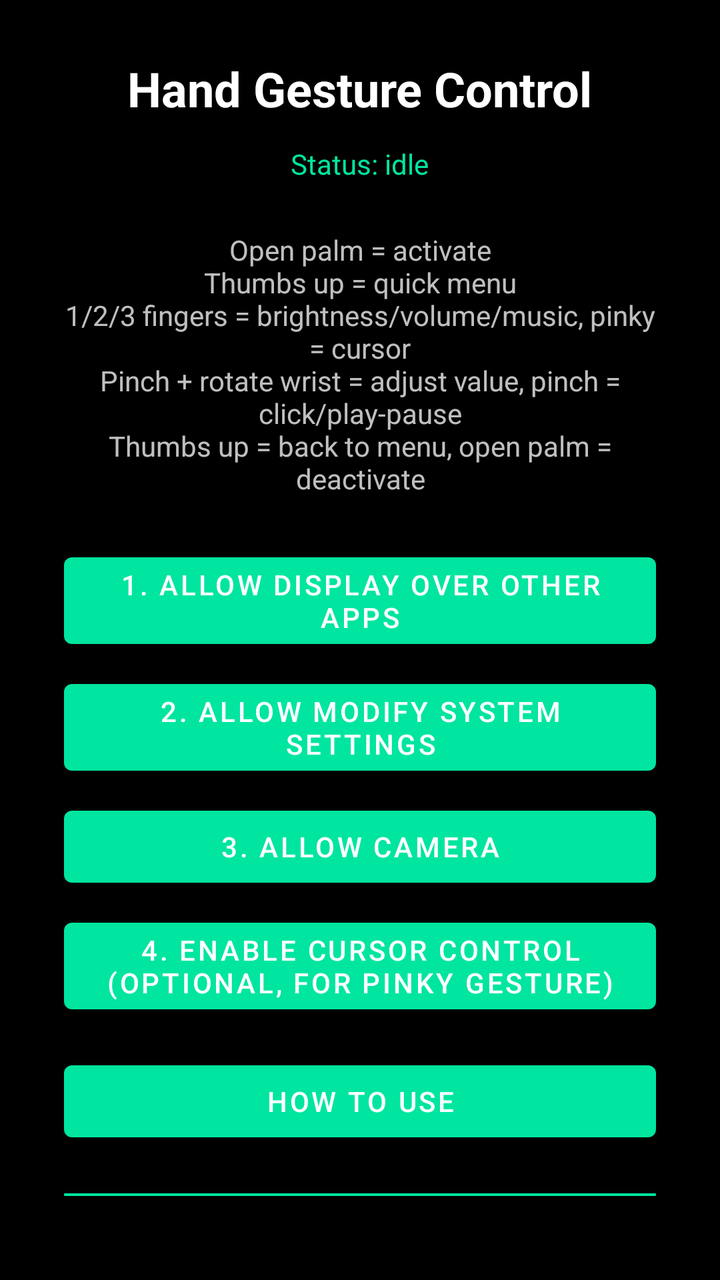
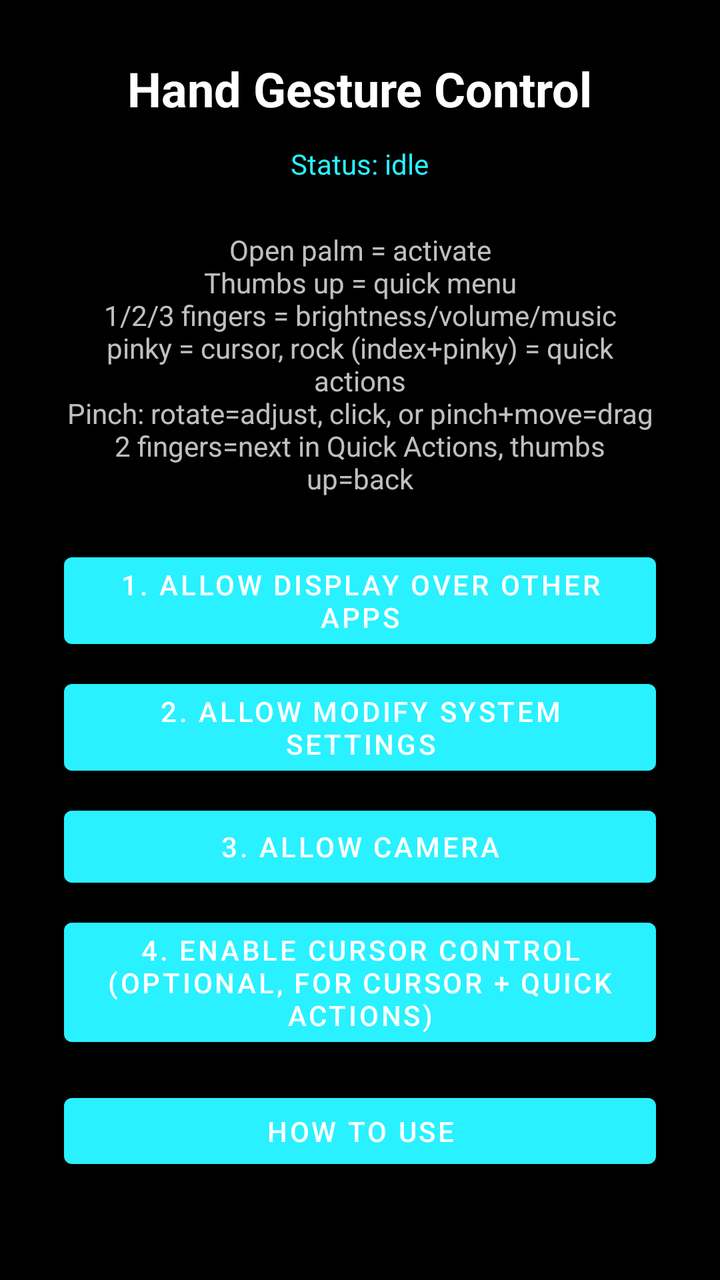

The first picture is an Android layout as it rendered before a commit; the second is the same layout after the commit. The layout source and the unified diff follow.
<!-- AndroidManifest.xml: application theme Theme.HandGesture -->
<!-- res/layout/activity_main.xml -->
<?xml version="1.0" encoding="utf-8"?>
<LinearLayout xmlns:android="http://schemas.android.com/apk/res/android"
    android:layout_width="match_parent"
    android:layout_height="match_parent"
    android:orientation="vertical"
    android:gravity="center"
    android:padding="32dp"
    android:background="@color/black">

    <TextView
        android:id="@+id/tvTitle"
        android:layout_width="wrap_content"
        android:layout_height="wrap_content"
        android:text="Hand Gesture Control"
        android:textColor="@color/white"
        android:textSize="24sp"
        android:textStyle="bold"
        android:layout_marginBottom="12dp" />

    <TextView
        android:id="@+id/tvStatus"
        android:layout_width="wrap_content"
        android:layout_height="wrap_content"
        android:text="Status: idle"
        android:textColor="@color/accent"
        android:textSize="14sp"
        android:layout_marginBottom="24dp" />

    <TextView
        android:layout_width="wrap_content"
        android:layout_height="wrap_content"
        android:gravity="center"
        android:textColor="@color/white"
        android:alpha="0.75"
        android:layout_marginBottom="24dp"
        android:text="Open palm = activate\nThumbs up = quick menu\n1/2/3 fingers = brightness/volume/music, pinky = cursor\nPinch + rotate wrist = adjust value, pinch = click/play-pause\nThumbs up = back to menu, open palm = deactivate" />

    <Button
        android:id="@+id/btnGrantOverlay"
        android:layout_width="match_parent"
        android:layout_height="wrap_content"
        android:text="1. Allow display over other apps"
        android:layout_marginBottom="8dp" />

    <Button
        android:id="@+id/btnGrantWriteSettings"
        android:layout_width="match_parent"
        android:layout_height="wrap_content"
        android:text="2. Allow modify system settings"
        android:layout_marginBottom="8dp" />

    <Button
        android:id="@+id/btnGrantCamera"
        android:layout_width="match_parent"
        android:layout_height="wrap_content"
        android:text="3. Allow camera"
        android:layout_marginBottom="8dp" />

    <Button
        android:id="@+id/btnGrantAccessibility"
        android:layout_width="match_parent"
        android:layout_height="wrap_content"
        android:text="4. Enable cursor control (optional, for pinky gesture)"
        android:layout_marginBottom="16dp" />

    <Button
        android:id="@+id/btnHowToUse"
        android:layout_width="match_parent"
        android:layout_height="wrap_content"
        android:text="How to use"
        android:layout_marginBottom="16dp" />

    <Button
        android:id="@+id/btnStart"
        android:layout_width="match_parent"
        android:layout_height="wrap_content"
        android:text="Start Gesture Control"
        android:backgroundTint="@color/accent" />

    <Button
        android:id="@+id/btnStop"
        android:layout_width="match_parent"
        android:layout_height="wrap_content"
        android:layout_marginTop="8dp"
        android:text="Stop" />

</LinearLayout>
<!-- resources referenced by this layout -->
<resources>
  <color name="accent">#FF00E5A0</color>
  <color name="black">#FF000000</color>
  <color name="white">#FFFFFFFF</color>
  <style name="Theme.HandGesture" parent="Theme.MaterialComponents.DayNight.NoActionBar">
          <item name="colorPrimary">@color/accent</item>
          <item name="android:windowBackground">@color/black</item>
      </style>
</resources>

<!-- the commit's change to res/layout/activity_main.xml (unified diff, before → after) -->
@@ -33,7 +33,7 @@
         android:textColor="@color/white"
         android:alpha="0.75"
         android:layout_marginBottom="24dp"
-        android:text="Open palm = activate\nThumbs up = quick menu\n1/2/3 fingers = brightness/volume/music, pinky = cursor\nPinch + rotate wrist = adjust value, pinch = click/play-pause\nThumbs up = back to menu, open palm = deactivate" />
+        android:text="Open palm = activate\nThumbs up = quick menu\n1/2/3 fingers = brightness/volume/music\npinky = cursor, rock (index+pinky) = quick actions\nPinch: rotate=adjust, click, or pinch+move=drag\n2 fingers=next in Quick Actions, thumbs up=back" />
 
     <Button
         android:id="@+id/btnGrantOverlay"
@@ -60,7 +60,7 @@
         android:id="@+id/btnGrantAccessibility"
         android:layout_width="match_parent"
         android:layout_height="wrap_content"
-        android:text="4. Enable cursor control (optional, for pinky gesture)"
+        android:text="4. Enable cursor control (optional, for cursor + quick actions)"
         android:layout_marginBottom="16dp" />
 
     <Button
<!-- resource entries referenced after the edit -->
@@ -1,6 +1,6 @@
 <!-- resources referenced by this layout -->
 <resources>
-  <color name="accent">#FF00E5A0</color>
+  <color name="accent">#FF29F1FF</color>
   <color name="black">#FF000000</color>
   <color name="white">#FFFFFFFF</color>
   <style name="Theme.HandGesture" parent="Theme.MaterialComponents.DayNight.NoActionBar">
